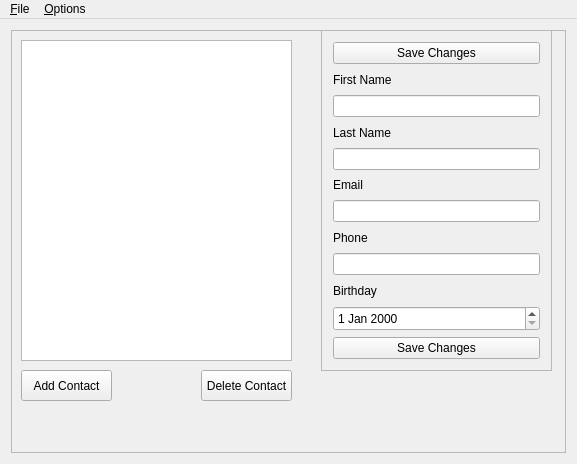
Qt form contactfu_qt.ui (Sucalakafufu/contactfu-gui-qt) before a commit.
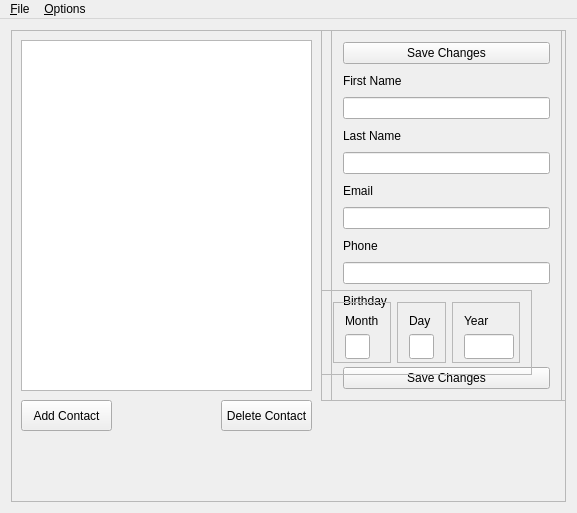
The same form after that commit.

Commit message: now works without modifying .cfg; saves the last opened file as the default file; Birthday input now works and allows empty dates; updated to Beta 0.5

```diff
--- a/contactfu_qt.ui
+++ b/contactfu_qt.ui
@@ -10,7 +10,7 @@
     <x>0</x>
     <y>0</y>
     <width>577</width>
-    <height>464</height>
+    <height>513</height>
    </rect>
   </property>
   <property name="windowTitle">
@@ -31,8 +31,8 @@
         <rect>
          <x>10</x>
          <y>10</y>
-         <width>271</width>
-         <height>321</height>
+         <width>291</width>
+         <height>351</height>
         </rect>
        </property>
       </widget>
@@ -41,8 +41,23 @@
         <rect>
          <x>310</x>
          <y>0</y>
+         <width>251</width>
+         <height>371</height>
+        </rect>
+       </property>
+       <property name="frameShape">
+        <enum>QFrame::StyledPanel</enum>
+       </property>
+       <property name="frameShadow">
+        <enum>QFrame::Raised</enum>
+       </property>
+       <widget class="QFrame" name="saveChanges_frame">
+        <property name="geometry">
+         <rect>
+          <x>10</x>
+          <y>0</y>
          <width>231</width>
-         <height>341</height>
+          <height>371</height>
         </rect>
        </property>
        <property name="frameShape">
@@ -51,7 +66,7 @@
        <property name="frameShadow">
         <enum>QFrame::Raised</enum>
        </property>
-       <layout class="QVBoxLayout" name="verticalLayout">
+        <layout class="QVBoxLayout" name="verticalLayout_4">
         <item>
          <widget class="QPushButton" name="saveButton1">
           <property name="text">
@@ -107,20 +122,20 @@
          </widget>
         </item>
         <item>
-         <widget class="QDateEdit" name="Birthday_dateEdit">
-          <property name="sizePolicy">
-           <sizepolicy hsizetype="Minimum" vsizetype="Minimum">
-            <horstretch>0</horstretch>
-            <verstretch>0</verstretch>
-           </sizepolicy>
-          </property>
-          <property name="minimumSize">
+          <spacer name="Birthday_verticalSpacer">
+           <property name="orientation">
+            <enum>Qt::Vertical</enum>
+           </property>
+           <property name="sizeType">
+            <enum>QSizePolicy::Fixed</enum>
+           </property>
+           <property name="sizeHint" stdset="0">
            <size>
-            <width>0</width>
-            <height>25</height>
-           </size>
-          </property>
-         </widget>
+             <width>20</width>
+             <height>50</height>
+            </size>
+           </property>
+          </spacer>
         </item>
         <item>
          <widget class="QPushButton" name="saveButton2">
@@ -131,11 +146,153 @@
         </item>
        </layout>
       </widget>
+       <widget class="QFrame" name="date_frame">
+        <property name="geometry">
+         <rect>
+          <x>0</x>
+          <y>260</y>
+          <width>211</width>
+          <height>85</height>
+         </rect>
+        </property>
+        <property name="frameShape">
+         <enum>QFrame::StyledPanel</enum>
+        </property>
+        <property name="frameShadow">
+         <enum>QFrame::Raised</enum>
+        </property>
+        <layout class="QHBoxLayout" name="horizontalLayout_2">
+         <item>
+          <widget class="QFrame" name="month_frame">
+           <property name="frameShape">
+            <enum>QFrame::StyledPanel</enum>
+           </property>
+           <property name="frameShadow">
+            <enum>QFrame::Raised</enum>
+           </property>
+           <layout class="QVBoxLayout" name="verticalLayout">
+            <item>
+             <widget class="QLabel" name="month_label">
+              <property name="text">
+               <string>Month</string>
+              </property>
+             </widget>
+            </item>
+            <item>
+             <widget class="QLineEdit" name="month_lineEdit">
+              <property name="sizePolicy">
+               <sizepolicy hsizetype="Fixed" vsizetype="Fixed">
+                <horstretch>0</horstretch>
+                <verstretch>0</verstretch>
+               </sizepolicy>
+              </property>
+              <property name="minimumSize">
+               <size>
+                <width>25</width>
+                <height>25</height>
+               </size>
+              </property>
+              <property name="maximumSize">
+               <size>
+                <width>25</width>
+                <height>25</height>
+               </size>
+              </property>
+             </widget>
+            </item>
+           </layout>
+          </widget>
+         </item>
+         <item>
+          <widget class="QFrame" name="day_frame">
+           <property name="frameShape">
+            <enum>QFrame::StyledPanel</enum>
+           </property>
+           <property name="frameShadow">
+            <enum>QFrame::Raised</enum>
+           </property>
+           <layout class="QVBoxLayout" name="verticalLayout_2">
+            <item>
+             <widget class="QLabel" name="day_label">
+              <property name="text">
+               <string>Day</string>
+              </property>
+             </widget>
+            </item>
+            <item>
+             <widget class="QLineEdit" name="day_lineEdit">
+              <property name="sizePolicy">
+               <sizepolicy hsizetype="Fixed" vsizetype="Fixed">
+                <horstretch>0</horstretch>
+                <verstretch>0</verstretch>
+               </sizepolicy>
+              </property>
+              <property name="minimumSize">
+               <size>
+                <width>25</width>
+                <height>25</height>
+               </size>
+              </property>
+              <property name="maximumSize">
+               <size>
+                <width>25</width>
+                <height>25</height>
+               </size>
+              </property>
+             </widget>
+            </item>
+           </layout>
+          </widget>
+         </item>
+         <item>
+          <widget class="QFrame" name="year_frame">
+           <property name="frameShape">
+            <enum>QFrame::StyledPanel</enum>
+           </property>
+           <property name="frameShadow">
+            <enum>QFrame::Raised</enum>
+           </property>
+           <layout class="QVBoxLayout" name="verticalLayout_3">
+            <item>
+             <widget class="QLabel" name="year_label">
+              <property name="text">
+               <string>Year</string>
+              </property>
+             </widget>
+            </item>
+            <item>
+             <widget class="QLineEdit" name="year_lineEdit">
+              <property name="sizePolicy">
+               <sizepolicy hsizetype="Fixed" vsizetype="Fixed">
+                <horstretch>0</horstretch>
+                <verstretch>0</verstretch>
+               </sizepolicy>
+              </property>
+              <property name="minimumSize">
+               <size>
+                <width>50</width>
+                <height>25</height>
+               </size>
+              </property>
+              <property name="maximumSize">
+               <size>
+                <width>25</width>
+                <height>25</height>
+               </size>
+              </property>
+             </widget>
+            </item>
+           </layout>
+          </widget>
+         </item>
+        </layout>
+       </widget>
+      </widget>
       <widget class="QPushButton" name="addContactButton">
        <property name="geometry">
         <rect>
          <x>10</x>
-         <y>340</y>
+         <y>370</y>
          <width>91</width>
          <height>31</height>
         </rect>
@@ -147,8 +304,8 @@
       <widget class="QPushButton" name="deleteContactButton">
        <property name="geometry">
         <rect>
-         <x>190</x>
-         <y>340</y>
+         <x>210</x>
+         <y>370</y>
          <width>91</width>
          <height>31</height>
         </rect>
```
Left out of the diff: 24 changed lines with no effect on the pictures. Lines whose indentation alone changed are shown as unchanged. The commit also changes 9 other files.
